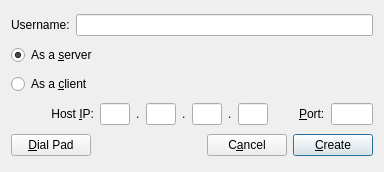
The window that forms/connectdialog.ui (equation314/Gomoku) describes before a commit, drawn with Qt 5.
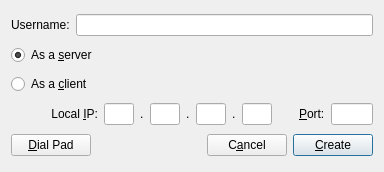
The same window after the commit. Icons and pictures are not drawn.

Diff of the .ui file:
```diff
--- a/forms/connectdialog.ui
+++ b/forms/connectdialog.ui
@@ -68,7 +68,7 @@
         </sizepolicy>
        </property>
        <property name="text">
-        <string>Host &amp;IP:</string>
+        <string>Local &amp;IP:</string>
        </property>
        <property name="alignment">
         <set>Qt::AlignRight|Qt::AlignTrailing|Qt::AlignVCenter</set>
```
Left out of the diff: 6 changed lines with no effect on the pictures.
